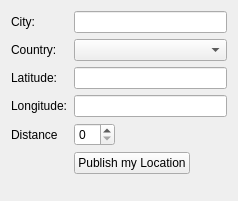
KDE/kdeplasma-addons, file applets/opendesktop/opendesktopLocationConfig.ui: the form before one commit.
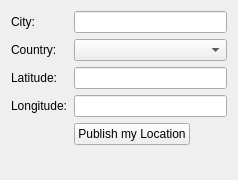
The form after the commit. Custom widgets are drawn as their Qt base class.

Commit message: Reactivate some 4.4isms, fix configuration, --debug info in the ui

Diff of the .ui file:
```diff
--- a/applets/opendesktop/opendesktopLocationConfig.ui
+++ b/applets/opendesktop/opendesktopLocationConfig.ui
@@ -8,7 +8,7 @@
     <x>0</x>
     <y>0</y>
     <width>238</width>
-    <height>201</height>
+    <height>180</height>
    </rect>
   </property>
   <layout class="QFormLayout" name="formLayout">
@@ -95,20 +95,7 @@
      </property>
     </widget>
    </item>
-   <item row="6" column="0">
-    <widget class="QLabel" name="label_4">
-     <property name="text">
-      <string>Distance</string>
-     </property>
-     <property name="buddy">
-      <cstring>distance</cstring>
-     </property>
-    </widget>
-   </item>
    <item row="6" column="1">
-    <widget class="KIntSpinBox" name="distance"/>
-   </item>
-   <item row="7" column="1">
     <widget class="QPushButton" name="publishLocation">
      <property name="text">
       <string>Publish my Location</string>
@@ -123,11 +110,6 @@
    <extends>QLineEdit</extends>
    <header>klineedit.h</header>
   </customwidget>
-  <customwidget>
-   <class>KIntSpinBox</class>
-   <extends>QSpinBox</extends>
-   <header>knuminput.h</header>
-  </customwidget>
   <customwidget>
    <class>KComboBox</class>
    <extends>QComboBox</extends>
```
The commit also changes 3 other files.
